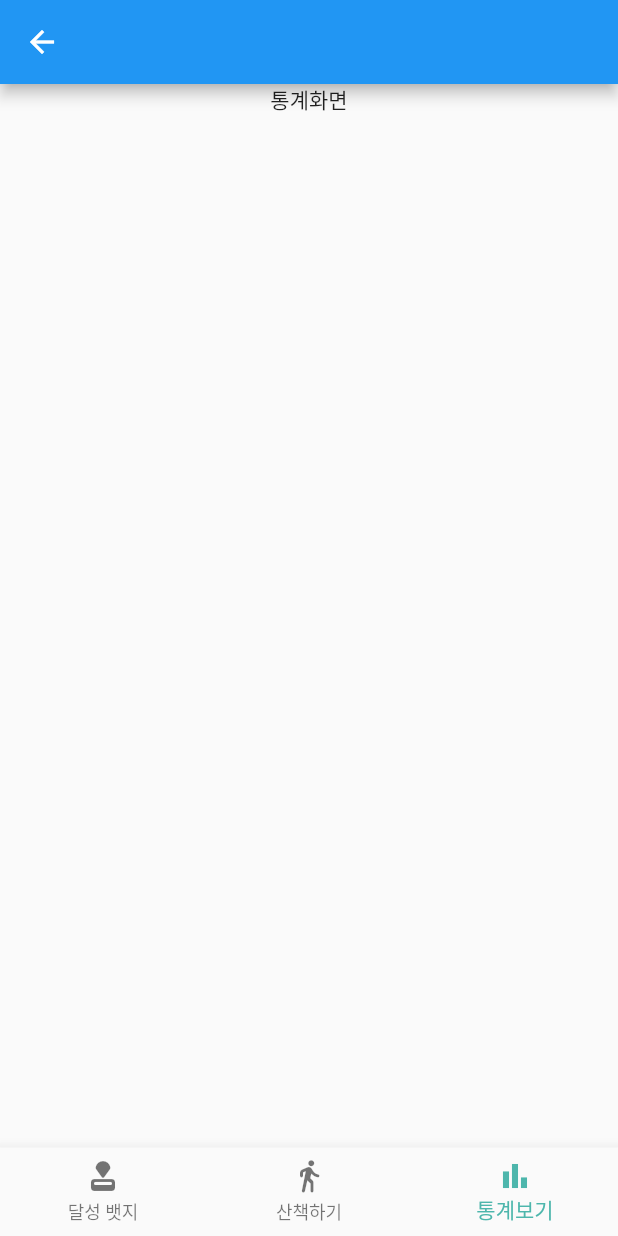
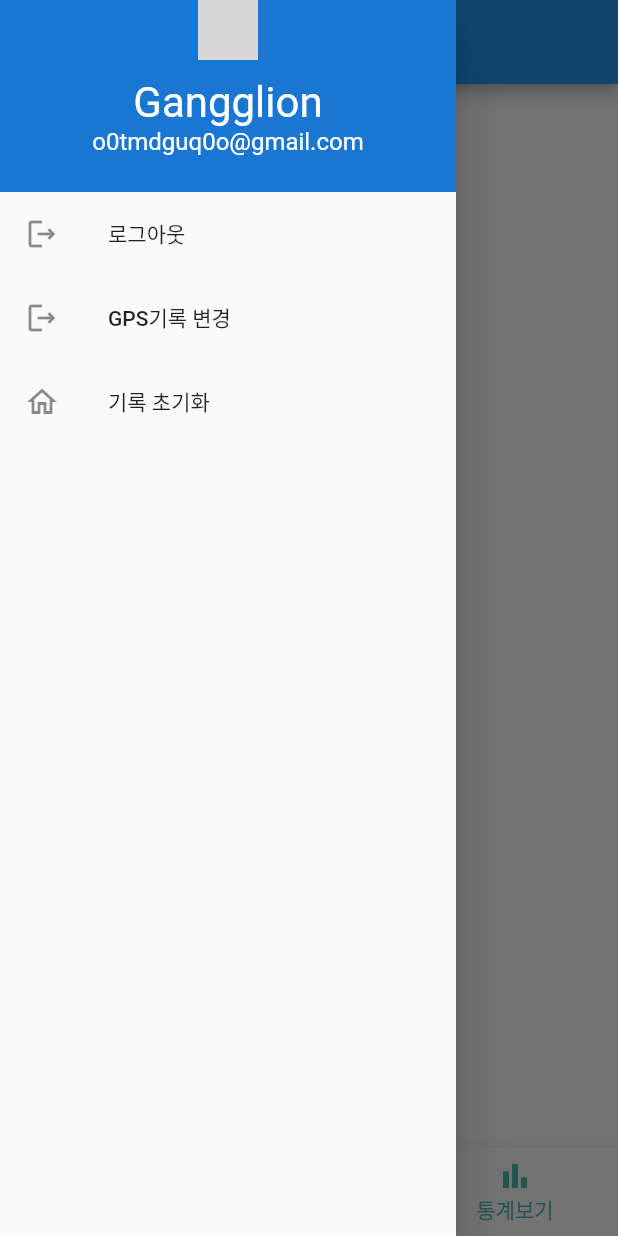
Before and after one commit to Gangglion/WalkingApp, a Flutter app: the HomePage screen opened directly, item 3 of the bottom bar chosen, with the side drawer open (before the commit the screen has no drawer), on a phone screen of 412 x 824 dp. Run offline on Flutter 3.47's test engine with Material 2 defaults, Android fonts, the light colour scheme and no system bars; our stand-ins replace firebase_auth, firebase_core, google_maps_flutter, google_sign_in; missing offline and left inert: flutter_naver_login; accounts and stored records are empty; network calls fail; grey boxes are pictures that could not be loaded.

Commit message:
commit : 설정화면 구성

```diff
--- a/flutter_workingapp/lib/home_page.dart
+++ b/flutter_workingapp/lib/home_page.dart
@@ -4,6 +4,7 @@ import 'package:flutter/material.dart';
 import 'package:flutter_workingapp/pages/badge_page.dart';
 import 'package:flutter_workingapp/pages/status_page.dart';
 import 'package:flutter_workingapp/pages/walk_page.dart';
+import 'package:flutter_workingapp/widget/navigation_drawer.dart';
 
 class HomePage extends StatefulWidget {
   const HomePage({super.key});
@@ -40,6 +41,7 @@ class _HomePageState extends State<HomePage> {
         selectedItemColor: Colors.teal.shade300,
         onTap: _onBotItemTapped,
       ),
+      drawer: const NavigationDrawer(),
     );
   }
 }
--- a/flutter_workingapp/lib/login_sceen.dart
+++ b/flutter_workingapp/lib/login_sceen.dart
@@ -4,7 +4,7 @@ import 'package:flutter_naver_login/flutter_naver_login.dart';
 import 'package:flutter_workingapp/class/login_class.dart';
 import 'package:google_sign_in/google_sign_in.dart';
 import 'package:http/http.dart' as http;
-import 'widget/OutlineCircleButton.dart';
+import 'widget/outline_circle_button.dart';
 import 'home_page.dart';
 import 'package:flutter_workingapp/login_platform.dart';
 import 'dart:convert';
--- a/flutter_workingapp/lib/pages/badge_page.dart
+++ b/flutter_workingapp/lib/pages/badge_page.dart
@@ -11,10 +11,11 @@ class BadgeSceen extends StatelessWidget {
         body: Center(
           child: Column(
             children: [
-            Container(child: Text('뱃지화면'),)
+              Container(
+                child: const Text('뱃지화면'),
+              )
             ],
           ),
-      )
-    );
+        ));
   }
 }
--- /dev/null
+++ b/flutter_workingapp/lib/widget/navigation_drawer.dart
@@ -0,0 +1,62 @@
+import 'package:flutter/material.dart';
+
+class NavigationDrawer extends StatelessWidget {
+  const NavigationDrawer({Key? key}) : super(key: key);
+
+  @override
+  Widget build(BuildContext context) {
+    return Drawer(
+        child: SingleChildScrollView(
+      child: Column(
+          crossAxisAlignment: CrossAxisAlignment.stretch,
+          children: <Widget>[
+            buildHeader(context),
+            buildMenuItems(context),
+          ]),
+    ));
+  }
+
+  Widget buildHeader(BuildContext context) {
+    return Container(
+        color: Colors.blue.shade700,
+        padding: EdgeInsets.only(
+          top: MediaQuery.of(context).padding.top,
+          bottom: 24,
+        ),
+        child: Column(
+          children: const [
+            CircleAvatar(
+              backgroundImage: NetworkImage(
+                  'https://previews.123rf.com/images/chrisdorney/chrisdorney1607/chrisdorney160700100/61360644-%ED%9D%B0%EC%83%89-%EB%B0%B0%EA%B2%BD-%EC%9C%84%EC%97%90-%EC%83%98%ED%94%8C-%EB%8F%84%EC%9E%A5%EC%9E%85%EB%8B%88%EB%8B%A4-.jpg'),
+            ),
+            SizedBox(height: 12),
+            Text('Gangglion',
+                style: TextStyle(fontSize: 28, color: Colors.white)),
+            Text('o0tmdguq0o@gmail.com',
+                style: TextStyle(fontSize: 16, color: Colors.white)),
+          ],
+        ));
+  }
+
+  Widget buildMenuItems(BuildContext context) {
+    return Column(
+      children: <Widget>[
+        ListTile(
+          leading: const Icon(Icons.logout_outlined),
+          title: const Text('로그아웃'),
+          onTap: () {},
+        ),
+        ListTile(
+          leading: const Icon(Icons.logout_outlined),
+          title: const Text('GPS기록 변경'),
+          onTap: () {},
+        ),
+        ListTile(
+          leading: const Icon(Icons.home_outlined),
+          title: const Text('기록 초기화'),
+          onTap: () {},
+        ),
+      ],
+    );
+  }
+}
```
Also changed, not shown: flutter_workingapp/lib/pages/walk_page.dart (+6 -5 lines), flutter_workingapp/lib/widget/outline_circle_button.dart (renamed from flutter_workingapp/lib/widget/OutlineCircleButton.dart, +15 -18 lines). Lines whose indentation alone changed are shown as unchanged.
